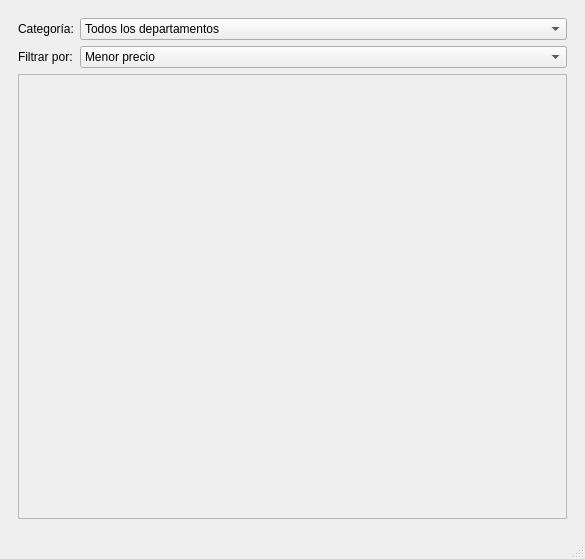
Qt form mainwindow.ui (roblescristian4722/nile) before a commit.
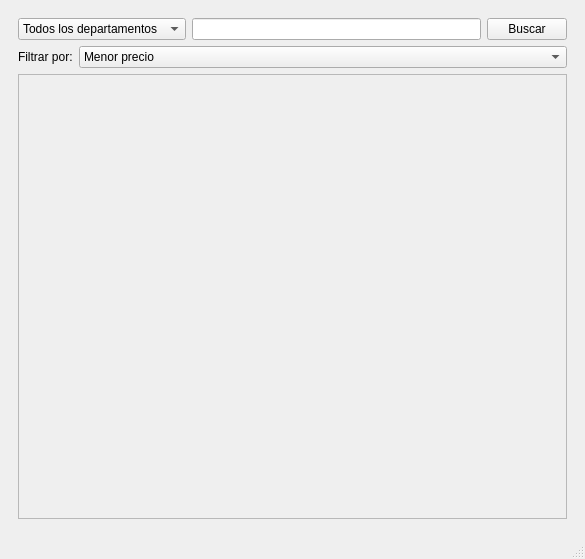
The same form after that commit. The open tabs and pages were chosen to show the change.

Commit message: Búsqueda de productos implementada

The edit to the form file:
```diff
--- a/mainwindow.ui
+++ b/mainwindow.ui
@@ -14,7 +14,7 @@
    <string>MainWindow</string>
   </property>
   <widget class="QWidget" name="centralwidget">
-   <layout class="QGridLayout" name="gridLayout">
+   <layout class="QGridLayout" name="gridLayout_4">
     <item row="0" column="0">
      <widget class="QStackedWidget" name="viewSW">
       <property name="enabled">
@@ -184,17 +184,10 @@
        </layout>
       </widget>
       <widget class="QWidget" name="page_2">
-       <layout class="QGridLayout" name="gridLayout_4">
+       <layout class="QGridLayout" name="gridLayout">
         <item row="0" column="0">
-         <layout class="QFormLayout" name="formLayout_3">
-          <item row="0" column="0">
-           <widget class="QLabel" name="categoriaL">
-            <property name="text">
-             <string>Categoría:</string>
-            </property>
-           </widget>
-          </item>
-          <item row="0" column="1">
+         <layout class="QHBoxLayout" name="horizontalLayout">
+          <item>
            <widget class="QComboBox" name="categoriaCB">
             <item>
              <property name="text">
@@ -228,14 +221,28 @@
             </item>
            </widget>
           </item>
-          <item row="1" column="0">
+          <item>
+           <widget class="QLineEdit" name="buscarLE"/>
+          </item>
+          <item>
+           <widget class="QPushButton" name="buscarL">
+            <property name="text">
+             <string>Buscar</string>
+            </property>
+           </widget>
+          </item>
+         </layout>
+        </item>
+        <item row="1" column="0">
+         <layout class="QFormLayout" name="formLayout_3">
+          <item row="0" column="0">
            <widget class="QLabel" name="filtroL">
             <property name="text">
              <string>Filtrar por:</string>
             </property>
            </widget>
           </item>
-          <item row="1" column="1">
+          <item row="0" column="1">
            <widget class="QComboBox" name="filtroCB">
             <item>
              <property name="text">
@@ -251,7 +258,7 @@
           </item>
          </layout>
         </item>
-        <item row="1" column="0">
+        <item row="2" column="0">
          <widget class="QScrollArea" name="productosSA">
           <property name="widgetResizable">
            <bool>true</bool>
@@ -262,7 +269,7 @@
              <x>0</x>
              <y>0</y>
              <width>547</width>
-             <height>393</height>
+             <height>391</height>
             </rect>
            </property>
            <layout class="QGridLayout" name="gridLayout_5">
```
The commit also changes 2 other files.
